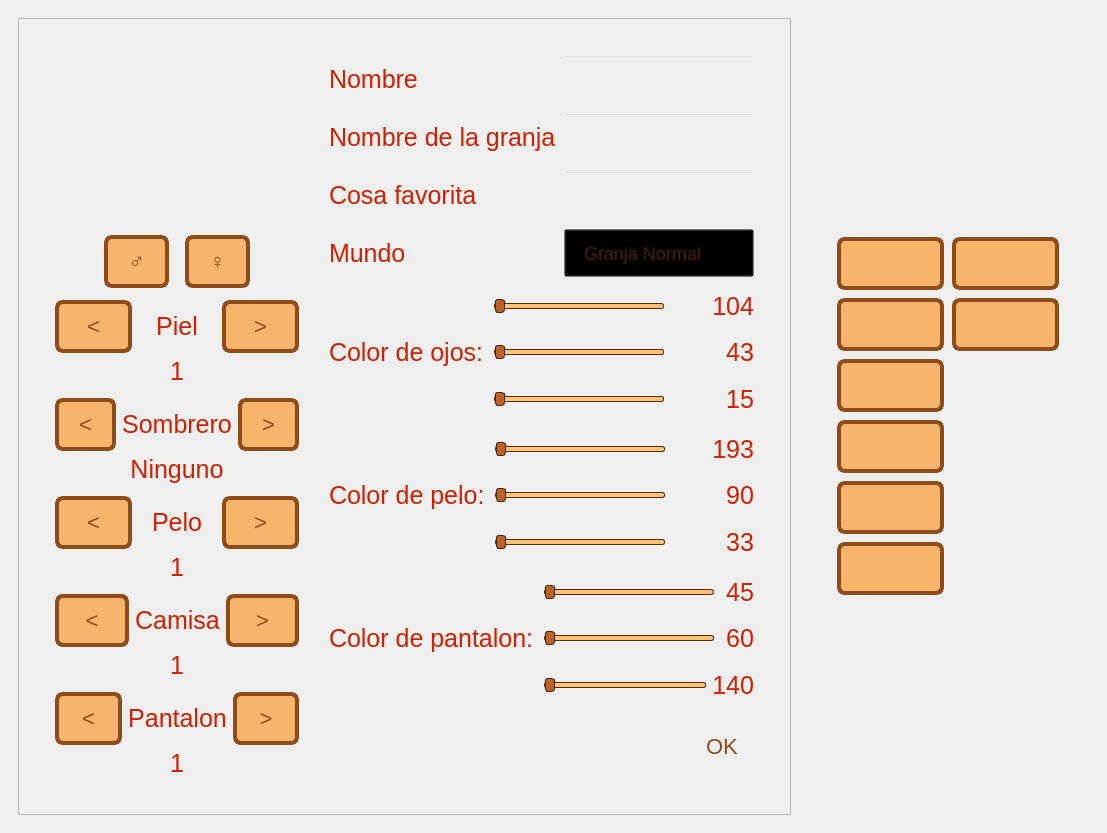
notconra/Stardew_Valley-Taller_de_Programacion-Veiga-Grupo_17, file client/ui/pantallaprincipal.ui: the form before one commit.
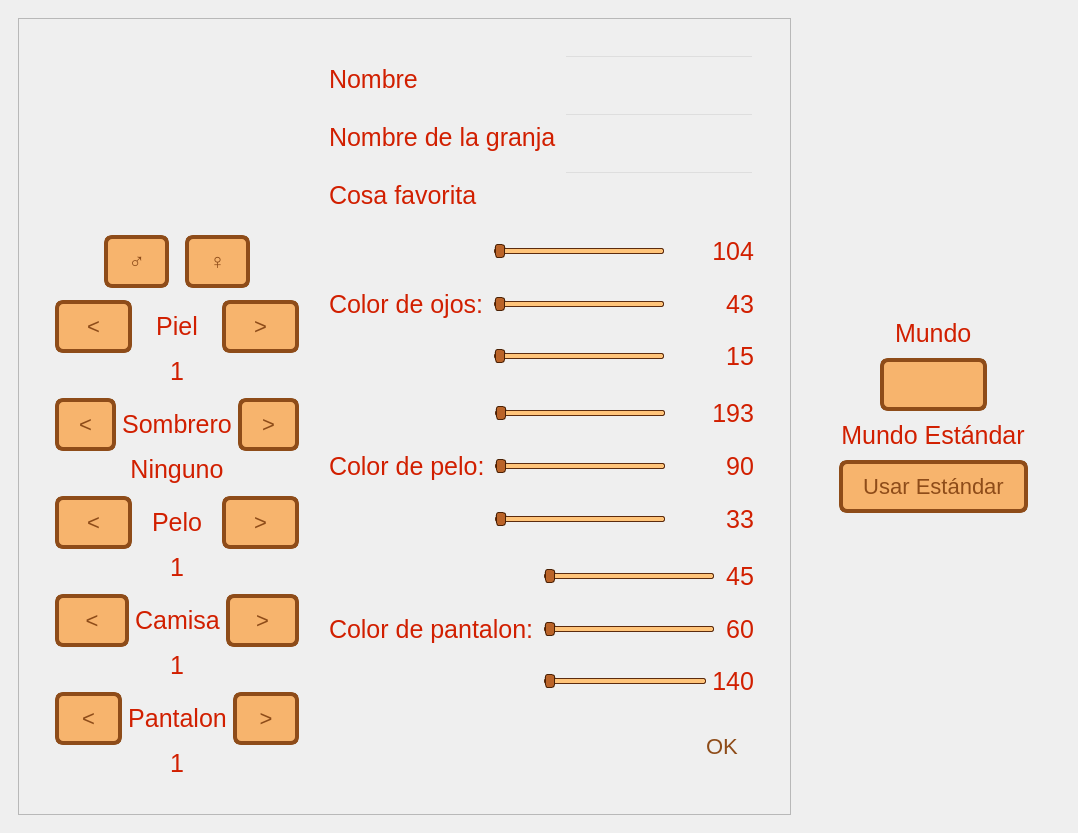
The form after the commit. The open tabs and pages were chosen to show the change. Icons and pictures are not drawn.

Commit message: feat(lobby): permitir seleccionar mundo del editor al crear partida

What changed in the file:
```diff
--- a/client/ui/pantallaprincipal.ui
+++ b/client/ui/pantallaprincipal.ui
@@ -1303,22 +1303,6 @@
                  <item row="2" column="1">
                   <widget class="QLineEdit" name="input_cosa_fav"/>
                  </item>
-                 <item row="3" column="0">
-                  <widget class="QLabel" name="label_mundo">
-                   <property name="text">
-                    <string>Mundo</string>
-                   </property>
-                  </widget>
-                 </item>
-                 <item row="3" column="1">
-                  <widget class="QComboBox" name="combo_mundo">
-                   <item>
-                    <property name="text">
-                     <string>Granja Normal</string>
-                    </property>
-                   </item>
-                  </widget>
-                 </item>
                 </layout>
                </item>
                <item>
@@ -1729,78 +1713,64 @@
             <property name="frameShadow">
              <enum>QFrame::Shadow::Raised</enum>
             </property>
-            <layout class="QGridLayout" name="layout_granjas_grid">
+            <layout class="QVBoxLayout" name="layout_selector_mundo">
              <property name="spacing">
-              <number>8</number>
+              <number>10</number>
              </property>
              <property name="leftMargin">
-              <number>10</number>
+              <number>12</number>
              </property>
              <property name="topMargin">
-              <number>10</number>
+              <number>12</number>
              </property>
              <property name="rightMargin">
-              <number>10</number>
+              <number>12</number>
              </property>
              <property name="bottomMargin">
-              <number>10</number>
+              <number>12</number>
              </property>
-             <item row="0" column="0">
-              <widget class="QPushButton" name="btn_granja_0">
-               <property name="checkable">
-                <bool>true</bool>
+             <item alignment="Qt::AlignHCenter">
+              <widget class="QLabel" name="label_titulo_mundo">
+               <property name="text">
+                <string>Mundo</string>
                </property>
-               <property name="checked">
-                <bool>true</bool>
-               </property>
                <property name="class" stdset="0">
                 <string>btn_granja</string>
                </property>
               </widget>
              </item>
-             <item row="0" column="1">
-              <widget class="QPushButton" name="btn_granja_6">
-               <property name="checkable">
-                <bool>true</bool>
+             <item alignment="Qt::AlignHCenter">
+              <widget class="QPushButton" name="btn_seleccionar_carpeta_mundo">
+               <property name="cursor">
+                <cursorShape>PointingHandCursor</cursorShape>
                </property>
                <property name="class" stdset="0">
                 <string>btn_granja</string>
                </property>
-              </widget>
-             </item>
-             <item row="1" column="0">
-              <widget class="QPushButton" name="btn_granja_1">
-               <property name="checkable">
-                <bool>true</bool>
-               </property>
                <property name="class" stdset="0">
                 <string>btn_granja</string>
                </property>
-              </widget>
-             </item>
-             <item row="1" column="1">
-              <widget class="QPushButton" name="btn_granja_7">
-               <property name="checkable">
-                <bool>true</bool>
+               <property name="icon">
+                <iconset>
+                 <normaloff>Assets/hud/carpeta_abierta.png</normaloff>Assets/hud/carpeta_abierta.png</iconset>
                </property>
-               <property name="class" stdset="0">
-                <string>btn_granja</string>
+               <property name="iconSize">
+                <size>
+                 <width>48</width>
+                 <height>48</height>
+                </size>
                </property>
               </widget>
              </item>
-             <item row="2" column="0">
-              <widget class="QPushButton" name="btn_granja_2">
-               <property name="checkable">
-                <bool>true</bool>
+             <item alignment="Qt::AlignHCenter">
+              <widget class="QLabel" name="label_nombre_mundo_seleccionado">
+               <property name="text">
+                <string>Mundo Estándar</string>
                </property>
-               <property name="class" stdset="0">
-                <string>btn_granja</string>
+               <property name="alignment">
+                <set>Qt::AlignCenter</set>
                </property>
-              </widget>
-             </item>
-             <item row="3" column="0">
-              <widget class="QPushButton" name="btn_granja_3">
-               <property name="checkable">
+               <property name="wordWrap">
                 <bool>true</bool>
                </property>
                <property name="class" stdset="0">
@@ -1808,21 +1778,14 @@
                </property>
               </widget>
              </item>
-             <item row="4" column="0">
-              <widget class="QPushButton" name="btn_granja_4">
-               <property name="checkable">
-                <bool>true</bool>
+             <item alignment="Qt::AlignHCenter">
+              <widget class="QPushButton" name="btn_restablecer_mundo">
+               <property name="cursor">
+                <cursorShape>PointingHandCursor</cursorShape>
                </property>
-               <property name="class" stdset="0">
-                <string>btn_granja</string>
+               <property name="text">
+                <string>Usar Estándar</string>
                </property>
-              </widget>
-             </item>
-             <item row="5" column="0">
-              <widget class="QPushButton" name="btn_granja_5">
-               <property name="checkable">
-                <bool>true</bool>
-               </property>
                <property name="class" stdset="0">
                 <string>btn_granja</string>
                </property>
```
Left out of the diff: 53 changed lines with no effect on the pictures. The commit also changes 7 other files.
